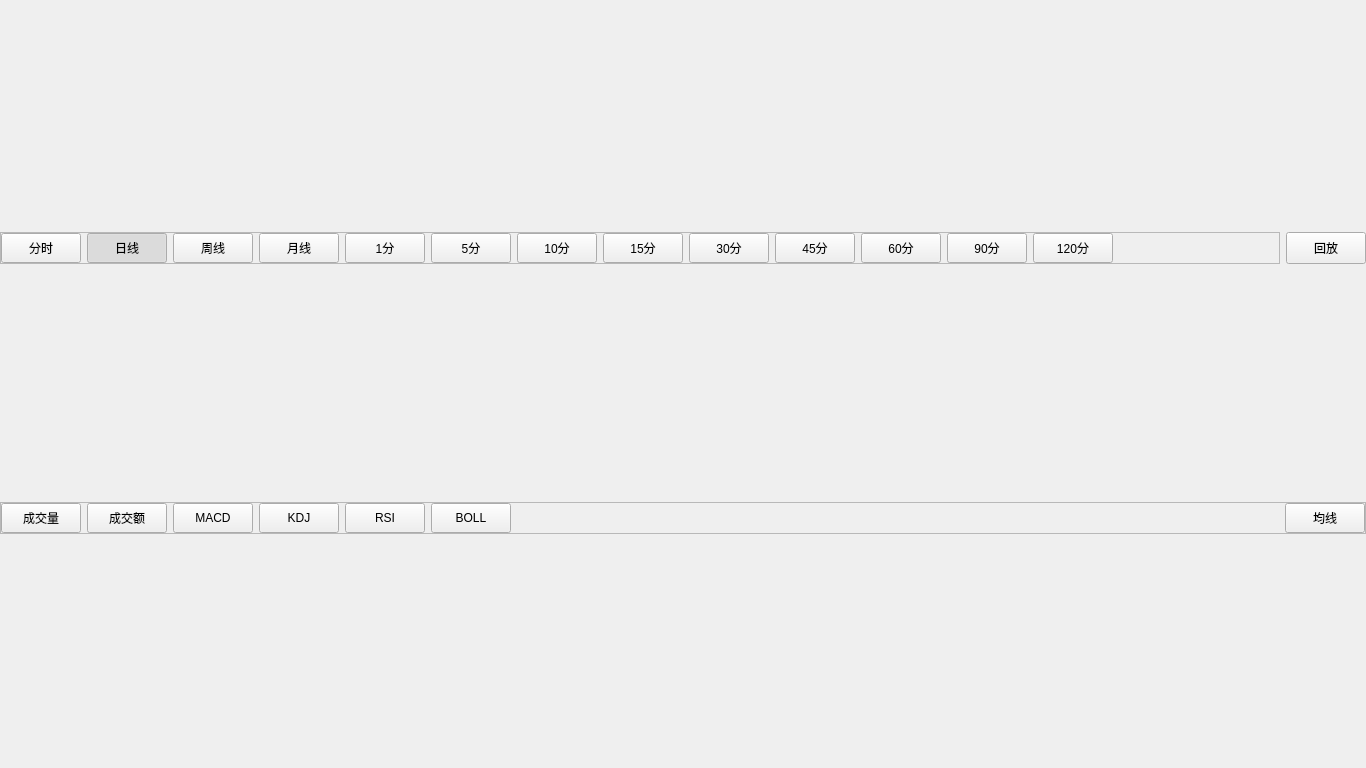
Before: the Qt Designer form src/gui/qt_widgets/MComponents/indicators/IndicatorsViewWidget.ui in Daydreamer-AI/KLineReview, drawn with Qt 5.
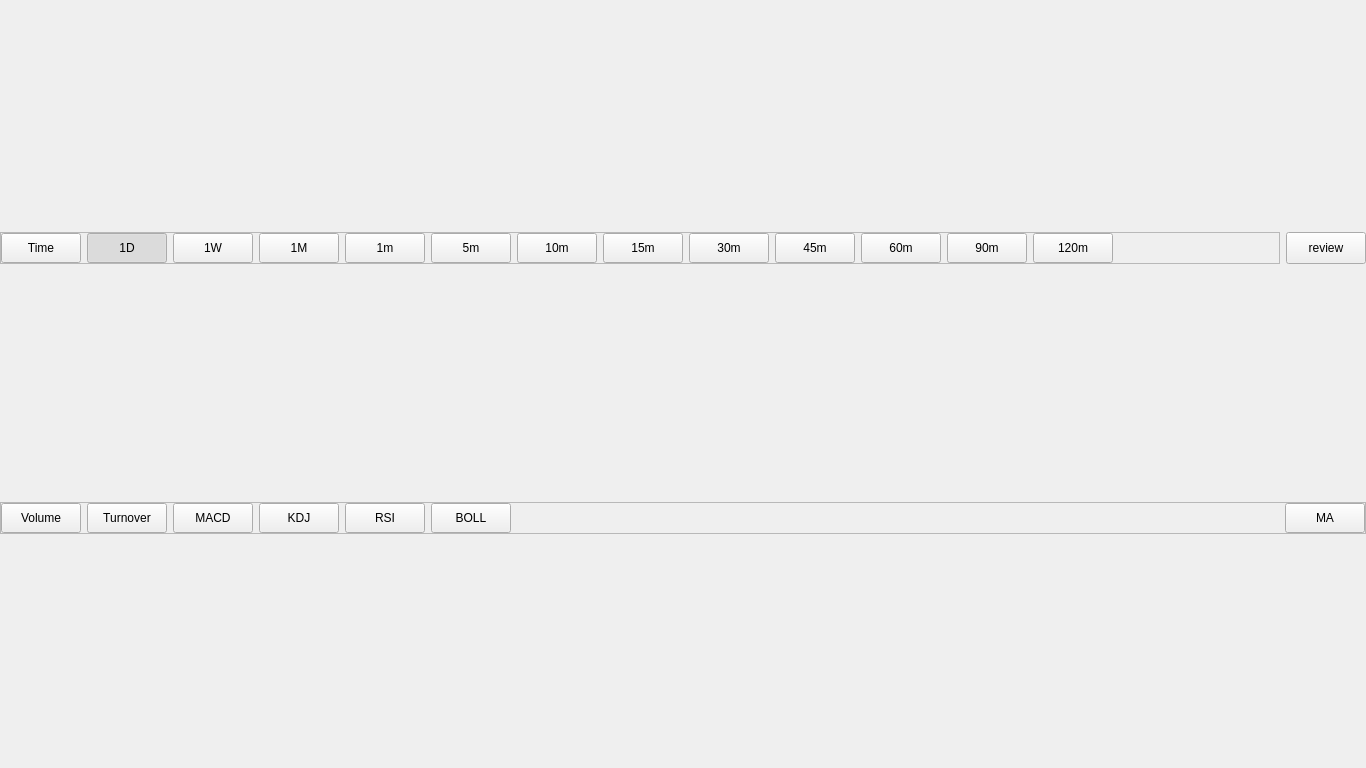
After: the same form once the commit is applied. Custom widgets are drawn as their Qt base class.

```diff
--- a/src/gui/qt_widgets/MComponents/indicators/IndicatorsViewWidget.ui
+++ b/src/gui/qt_widgets/MComponents/indicators/IndicatorsViewWidget.ui
@@ -78,7 +78,7 @@
              </size>
             </property>
             <property name="text">
-             <string>分时</string>
+             <string>Time</string>
             </property>
             <property name="checkable">
              <bool>true</bool>
@@ -103,7 +103,7 @@
              </size>
             </property>
             <property name="text">
-             <string>日线</string>
+             <string>1D</string>
             </property>
             <property name="checkable">
              <bool>true</bool>
@@ -131,7 +131,7 @@
              </size>
             </property>
             <property name="text">
-             <string>周线</string>
+             <string>1W</string>
             </property>
             <property name="checkable">
              <bool>true</bool>
@@ -156,7 +156,7 @@
              </size>
             </property>
             <property name="text">
-             <string>月线</string>
+             <string>1M</string>
             </property>
             <property name="checkable">
              <bool>true</bool>
@@ -181,7 +181,7 @@
              </size>
             </property>
             <property name="text">
-             <string>1分</string>
+             <string>1m</string>
             </property>
             <property name="checkable">
              <bool>true</bool>
@@ -206,7 +206,7 @@
              </size>
             </property>
             <property name="text">
-             <string>5分</string>
+             <string>5m</string>
             </property>
             <property name="checkable">
              <bool>true</bool>
@@ -231,7 +231,7 @@
              </size>
             </property>
             <property name="text">
-             <string>10分</string>
+             <string>10m</string>
             </property>
             <property name="checkable">
              <bool>true</bool>
@@ -256,7 +256,7 @@
              </size>
             </property>
             <property name="text">
-             <string>15分</string>
+             <string>15m</string>
             </property>
             <property name="checkable">
              <bool>true</bool>
@@ -281,7 +281,7 @@
              </size>
             </property>
             <property name="text">
-             <string>30分</string>
+             <string>30m</string>
             </property>
             <property name="checkable">
              <bool>true</bool>
@@ -306,7 +306,7 @@
              </size>
             </property>
             <property name="text">
-             <string>45分</string>
+             <string>45m</string>
             </property>
             <property name="checkable">
              <bool>true</bool>
@@ -331,7 +331,7 @@
              </size>
             </property>
             <property name="text">
-             <string>60分</string>
+             <string>60m</string>
             </property>
             <property name="checkable">
              <bool>true</bool>
@@ -356,7 +356,7 @@
              </size>
             </property>
             <property name="text">
-             <string>90分</string>
+             <string>90m</string>
             </property>
             <property name="checkable">
              <bool>true</bool>
@@ -381,7 +381,7 @@
              </size>
             </property>
             <property name="text">
-             <string>120分</string>
+             <string>120m</string>
             </property>
             <property name="checkable">
              <bool>true</bool>
@@ -428,7 +428,7 @@
           </size>
          </property>
          <property name="text">
-          <string>回放</string>
+          <string>review</string>
          </property>
          <property name="checkable">
           <bool>false</bool>
@@ -493,7 +493,7 @@
          </size>
         </property>
         <property name="text">
-         <string>成交量</string>
+         <string>Volume</string>
         </property>
         <property name="checkable">
          <bool>true</bool>
@@ -515,7 +515,7 @@
          </size>
         </property>
         <property name="text">
-         <string>成交额</string>
+         <string>Turnover</string>
         </property>
         <property name="checkable">
          <bool>true</bool>
@@ -638,7 +638,7 @@
          </size>
         </property>
         <property name="text">
-         <string>均线</string>
+         <string>MA</string>
         </property>
         <property name="checkable">
          <bool>true</bool>
```
